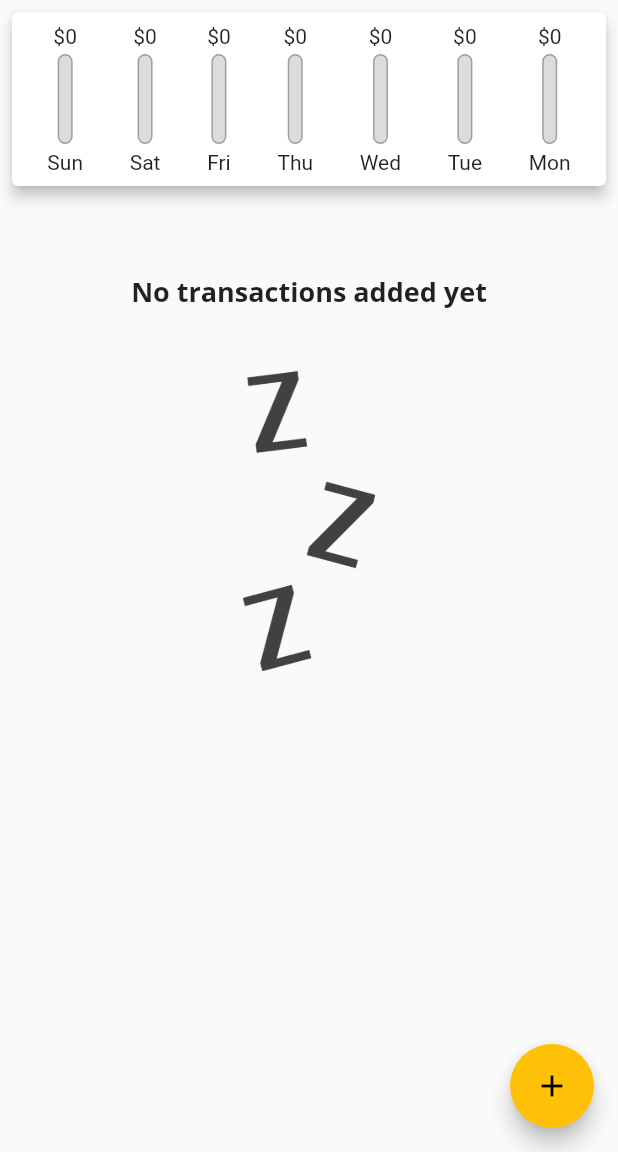
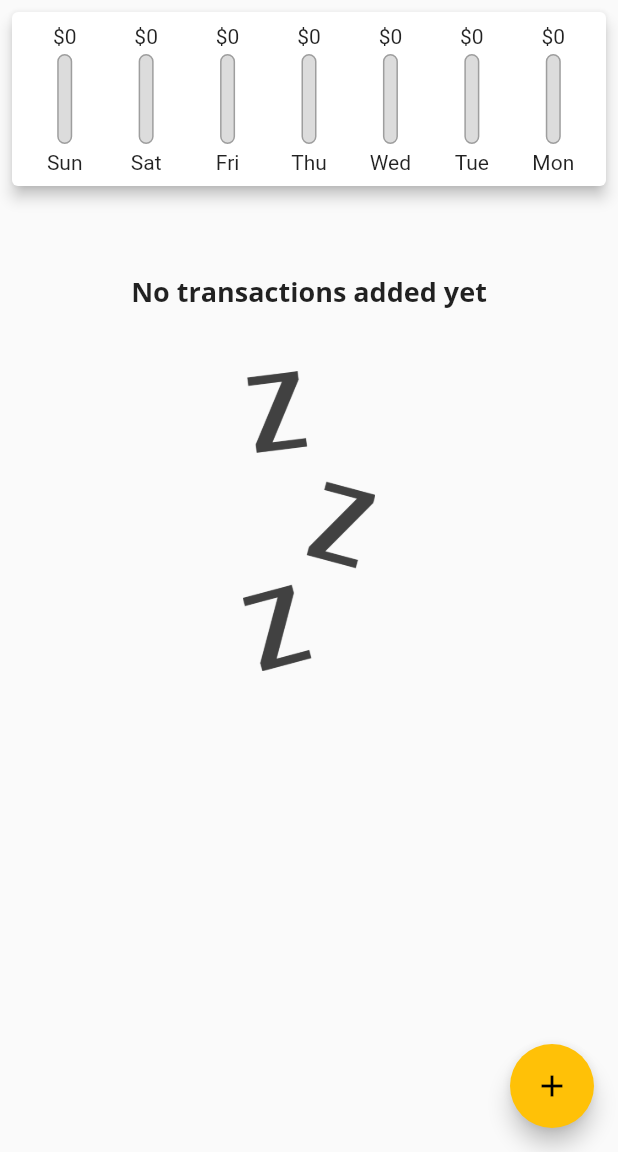
Before and after one commit to JahangirJadi/FlutterPersonalExpense, a Flutter app: the screen it shows after launch, on a phone screen of 412 x 824 dp, the part 84-1236 px from its top. Run offline on Flutter 3.47's test engine with Material 2 defaults, Android fonts, the phone set to English and light mode, and no system bars.

Commit message:
Flexible widget added

```diff
--- a/lib/widgets/chart.dart
+++ b/lib/widgets/chart.dart
@@ -45,10 +45,13 @@ class Chart extends StatelessWidget {
         child: Row(
           mainAxisAlignment: MainAxisAlignment.spaceAround,
           children: groupedTransactionValues.map((data) {
-            return ChartBar(
-              (data['day'] as String),
-              (data['amount'] as double),
-              totalMaxSpending == 0?0.0:(data['amount'] as double) / totalMaxSpending,
+            return Flexible(
+              fit: FlexFit.tight,
+              child: ChartBar(
+                (data['day'] as String),
+                (data['amount'] as double),
+                totalMaxSpending == 0?0.0:(data['amount'] as double) / totalMaxSpending,
+              ),
             );
           }).toList(),
         ),
--- a/lib/widgets/chart_bar.dart
+++ b/lib/widgets/chart_bar.dart
@@ -11,7 +11,7 @@ class ChartBar extends StatelessWidget {
   Widget build(BuildContext context) {
     return Column(
       children: [
-        Text('\$${spendingAmount.toStringAsFixed(0)}'),
+        FittedBox(child: Text('\$${spendingAmount.toStringAsFixed(0)}')),
         SizedBox(
           height: 4,
         ),
```
